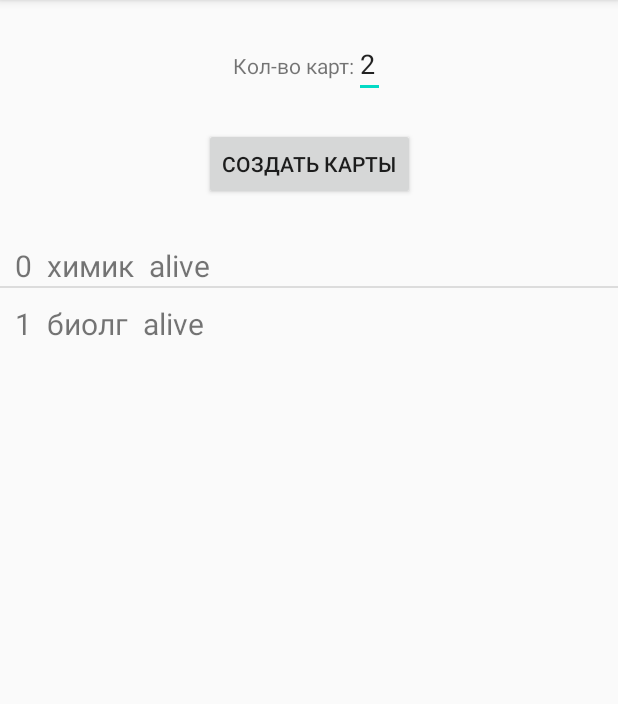
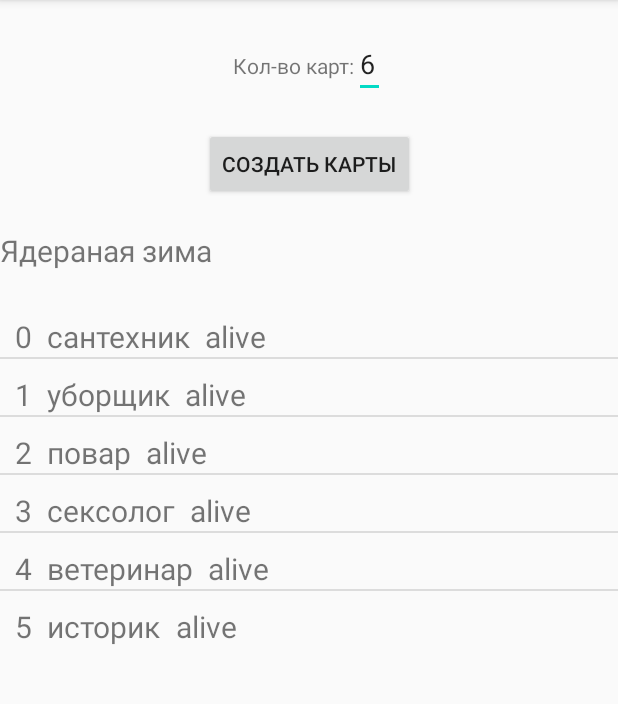
Before and after one commit to MeeLucky/Bunker, an Android app: the screen it shows after launch (MainActivity), after a tap on "СОЗДАТЬ КАРТЫ", on a phone screen of 412 x 824 dp, the part 84-788 px from its top. Run offline under Robolectric (Android 15) with nearby library versions, the phone set to English and light mode, and no system bars.

Commit message:
data много контента

```diff
--- a/app/src/main/java/com/example/bunker/Data.java
+++ b/app/src/main/java/com/example/bunker/Data.java
@@ -8,9 +8,15 @@ import java.util.Random;
 
 public class Data {
     //представляет данные для создания карт
-    Random rand = new Random();
+    static Random rand = new Random();
 
-
+    public static String getDisaster() {
+        String[] disasters = new String[] {
+                "Ядераная зима",
+                "Наводнение"
+        };
+        return disasters[rand.nextInt(disasters.length)];
+    }
 
     private String generalStringGetter(String what) {
         String[] arr;
@@ -68,95 +74,411 @@ public class Data {
         }
     }
 
-
     private String[] professions = new String[] {
+            "рыбак",
+            "охотник",
+            "механик",
+            "",
+            "",
+            "порно актёр",
+            "режисёр",
+            "президент",
+            "смм менеджер",
             "слесарь",
             "химик",
             "биолг",
             "медик",
-            "военный"
+            "военный",
+            "строитель",
+            "физик",
+            "водитель",
+            "программист",
+            "парикмахер",
+            "садовод",
+            "политик",
+            "сис. админ",
+            "моряк",
+            "учитель начальных классов",
+            "пожарник",
+            "военный-пилот",
+            "полицейский",
+            "формацефт",
+            "историк",
+            "садоваод",
+            "фермер",
+            "географ",
+            "грузчик",
+            "столяр",
+            "плотник",
+            "ремонтник",
+            "шахтёр",
+            "охраник",
+            "психолог (может вылечить фобию)",
+            "сексолог",
+            "писатель",
+            "маркетолог",
+            "экономист",
+            "фотограф",
+            "био-физик",
+            "астро-физик",
+            "сантехник",
+            "переводчик",
+            "госслужащий",
+            "пилот",
+            "повар",
+            "кондитер",
+            "швея",
+            "электрик",
+            "инжинер",
+            "художник",
+            "вебкам модель",
+            "блогер",
+            "курьер",
+            "ветеринар",
+            "уборщик",
+            "клоун",
+            "агроном",
+            "бармен"
     };
     private ArrayList<Integer> professionsHistory = new ArrayList<>();
     public String getProfession() { return generalStringGetter("profession"); }
 
+
     private String[] phobias  = new String[] {
-            "библиоФобия",
-            "арахнофобия",
-            "боязнь крыс",
-            "боязнь числа 4",
-            "пацифист"
+            "нософобия – боязнь болезней",
+            "алгофобия – боязнь боли",
+            "ятрофобия – боязнь врачей",
+            "рипофобия – боязнь грязи",
+            "офидиофобия – боязнь змей",
+            "эйсоптрофобия – боязнь зеркала",
+            "гематофобия – боязнь крови",
+            "фелинофобия – боязнь кошек",
+            "энтомофобия – боязнь насекомых",
+            "спермофобия – боязнь микробов",
+            "атихифобия – боязнь неудачи",
+            "полициофобия – боязнь полиции",
+            "копрофобия – боязнь фекалий",
+            "авиафобия – боязнь полетов",
+            "охлофобия – боязнь толпы",
+            "трипанофобия – боязнь уколов",
+            "аквафобия – боязнь утопления",
+            "аэтатемофобия – боязнь старения",
+            "ахлуофобия – боязнь темноты",
+            "клаустрофобия - боязнь замкнутых пространств",
+            "клоунафобия - боязнь клоунов",
+            "книгофобия - боязнь книг",
+            "боязнь противоположного пола",
+            "боязнь тишины",
+            "без фобий",
+            "поязнь призраков",
+            "боязнь оружия",
+            "боязнь поворотов и углов",
+            "агорафобия  - боится открытых дверей, открытого пространства, скоплений людей и безлюдных улиц",
+            "аэрофобия - боязнь высоты",
+            "боязнь цифры 4",
+            "библиофобия - боязнь книг"
     };
     private ArrayList<Integer> phobiasHistory = new ArrayList<>();
     public String getPhobia() { return generalStringGetter("phobia"); }
 
+
     private String[] characters = new String[] {
+            "жизнерадостность",
+            "впечатлительность",
+            "решительность",
+            "самообладание",
+            "рассудительность",
+            "любознательность",
+            "находчивость",
+            "честность",
+            "альтруизм",
+            "ответственность",
+            "доброта",
+            "справедливость",
+            "токсик",
             "буйный",
-            "токсик",
-            "спокойный",
-            "перфекционист",
-            "заносчивый"
+            "эгоист",
+            "социопат",
+            "безответсвенность",
+            "ленивый",
+            "жадность",
+            "врун",
+            "импульсивный",
+            "ребячество",
+            "параноик",
+            "нытик",
+            "трус",
+            "деприссивный",
+            "грубый",
+            "детоненовистник",
+            "мразь...",
+            "раздражительный",
+            "надоедливый",
+            "мрачный",
+            "сдержаный",
+            "наглый",
+            "заботливый",
+            "талантливый",
+            "тщеславный",
+            "гурман (без повара не выжевет)",
+            "робкий",
+            "скептик",
+            "культурный",
+            "скупой",
+            "подлый"
     };
     private ArrayList<Integer> charactersHistory = new ArrayList<>();
     public String getCharacter() { return generalStringGetter("character"); }
 
+
     private String[] healthiest = new String[] {
-            "обычный человек",
+            "полностью здоров",
+            "полностью здоров",
+            "полностью здоров",
+            "полностью здоров",
+            "крепкое телосложение",
             "крепкое телосложение",
             "ожирение",
             "туберкулёз",
-            "слепой"
+            "слепота",
+            "наркомания",
+            "алкоголизм",
+            "аллергия на солнечный свет",
+            "аллергия на воду",
+            "аллергия на пыль",
+            "сумасшествие",
+            "сахарный диабет",
+            "рак легких",
+            "рак кожи",
+            "рак груди",
+            "рак мочевого пузыря",
+            "рак печени",
+            "рак желудка",
+            "рак мозга",
+            "гастрит",
+            "язва",
+            "без 1 ноги",
+            "без ног",
+            "без руки",
+            "без рук",
+            "ни",
+            "да ты прям как \"Ник Вуйчич\" (нету рук и ног)",
+            "инвалидность",
+            "спид",
+            "вич",
+            "хламидии",
+            "косоглазие",
+            "болезнь Альцгеймера",
+            "импотенция",
+            "игромания",
+            "педофилия",
+            "коронавирус ",
+            "сифилис",
+            "лейкоз"
     };
     private ArrayList<Integer> healthiestHistory = new ArrayList<>();
     public String getHealth() { return generalStringGetter("health"); }
 
+
     private String[] baggage = new String[] {
-            "набор инструментов",
-            "ребёнок",
-            "собкачка",
-            "крыса",
-            "книги"
+            "стандартный набор инструментов",
+            "грудной ребёнок",
+            "собкачка корги 1 год",
+            "кошка \"Гроза мышей\"",
+            "ручная мышь",
+            "книги по иностранным языкам",
+            "лук со стрелами",
+            "пистолет с патронами",
+            "удочка",
+            "одеяло",
+            "тетрадь и ручка",
+            "компас",
+            "радио",
+            "утка",
+            "топор",
+            "мыло",
+            "флейта",
+            "карта местности (5км)",
+            "туалетная бумага",
+            "камера",
+            "гаечный ключ",
+            "большая аптечка",
+            "аптечка первой помощи",
+            "медицинские маски",
+            "шапка-ушанка",
+            "книги жестов",
+            "фотоаппарат",
+            "мини лабораттория",
+            "мини электростанция",
+            "библия",
+            "футляр с очками",
+            "автомобиль с полностью залитым баком",
+            "саженцы подсолнухов",
+            "саженцы пшеницы",
+            "саженцы фруктовых деревьев",
+            "песочные часы",
+            "покер",
+            "настольная игра \"манчкин\"",
+            "скейт",
+            "велосипед",
+            "ружьё",
+            "автомат",
+            "молоток",
+            "ноутбук",
+            "мачете",
+            "надувная лодка",
+            "справочкник языка жестов",
+            "сборник стихов мояковского",
+            "телескоп",
+            "спирт",
+            "видеокамера",
+            "10 пачек сигарет",
+            "плеер с музыкой 90-ых"
     };
     private ArrayList<Integer> baggageHistory = new ArrayList<>();
     public String getBaggage() { return generalStringGetter("baggage"); }
 
+
     private String[] hobbies = new String[] {
-            "готовка",
-            "строительство",
+            "кулинария",
+            "строительство деревянных домиков",
             "садоводство",
             "брейкданс",
-            "паркур"
+            "паркур",
+            "шитьё и вышивание",
+            "предпринимательство",
+            "аэробика",
+            "жонглирование",
+            "пение",
+            "животные (разведение и уход)",
+            "растения (разведение и уход)",
+            "стрельба",
+            "скалолазание",
+            "охота",
+            "дрочка",
+            "собирание грибов и ягод",
+            "дзюдо",
+            "концерты (посещение)",
+            "психология и тренинги ",
+            "гадание на картах",
+            "стрельба из лука",
+            "граффити",
+            "бильярд",
+            "Видеомонтаж",
+            "программирование",
+            "рисование",
+            "чинить всё",
+            "пейнтбол",
+            "чтение книг",
+            "плавание",
+            "рыболовство",
+            "дайвинг",
+            "изучение языков",
+            "дизайн чего-либо",
+            "карате",
+            "скейтбординг"
     };
     private ArrayList<Integer> hobbiesHistory = new ArrayList<>();
     public String getHobby() { return generalStringGetter("hobby"); }
 
+//Todo: по первому образованию ...
     private String[] info = new String[] {
-            "знает 5 языков",
-            "чемпион мира по стрельбе из лука",
-            "резидент камеди клаб",
-            "знает все стихи Бродского",
-            "жил в семье фермеров"
-    };
+        "копрофил",
+        "был судим за износилование",
+        "был судим за педофилию",
+        "знает 5 языков",
+        "чемпион мира по стрельбе из лука",
+        "чемпион мира по пейнтболу",
+        "резидент камеди клаб",
+        "знает все стихи Бродского",
+        "10 лет работал сторожем",
+        "знает язык жестов",
+        "КМС по боксу",
+        "читал все книги о зомби",
+        "жил на улице 2 года",
+        "по 1 образованию ...",
+        "изучал очистку воды",
+        "атеист",
+        "тяжелая рука",
+        "закончил(а) медицинский университет",
+        "2 года торговал оружием",
+        "хорошо пишет рассказы",
+        "прочел много книг с рецептами блюд",
+        "объездил весь мир",
+        "умеет ориентироваться по звездам",
+        "хорошо вяжет узлы",
+        "мама я смотрю аниме",
+        "хорошо ориентируется",
+        "проходил курсы психолога",
+        "проходил курсы выживания",
+        "проходил курсы биологии",
+        "приходил курсы садоводства",
+        "проходил курсы по самозащите",
+        "рос в семье медиков",
+        "рос в семье поваров",
+        "рос в семье фермеров",
+        "рос в семье военных",
+        "год назад ограбил банк",
+        "недавно ограбил собственного деда",
+        "слушает баскова",
+        "спец. подготовка по ЧС",
+        "глубоко верущий",
+        "резидент камеди клаб"
+};
     private ArrayList<Integer> infoHistory = new ArrayList<>();
     public String getInfo() { return generalStringGetter("info"); }
 
+
     private String[] skills = new String[] {
             "обменять багаж с любым игроком",
-            "излечить любого игрока",
+            "украсть богаж у любого игрока",
+            "украсть хобби у другого игрока",
+            "украсть здоровье у другого игрока",
+            "сменить себе всё",
+            "сменить себе профессию",
             "сменить себе фобию",
             "сменить себе хобби",
-            "сменить себе проффесию",
+            "сменить себе здоровье",
             "сменить себе багаж",
+            "изменить профессию любого игрока, кроме себя",
+            "изменить фобию любого игрока, кроме себя",
+            "изменить хобби любого игрока, кроме себя",
+            "изменить здоровье любого игрока, кроме себя",
+            "изменить багаж любого игрока, кроме себя",
+            "возможность воскресить любого игрока, кроме себя",
             "сменить проффесии всех игроков",
+            "сменить профессии всех игроков по часовой",
             "уменьшить бункер на 1",
             "увеличить бункер на 1",
-            "прекратить разговоры и начать голосование"
+            "рядом есть ещё один бункер в котором есть ...",
+            "вылечить любого игрока от любых недугов",
+            "бункер находится около пресного озера",
+            "бункер находится в лесу",
+            "карта врага (если человек перед тобой попадает в бункер - ты нет)",
+            "карта врага (если человек после тебя попадает в бункер - ты нет)",
+            "Карта друга (если человек перед тобой не попадает в бункер - ты тоже)",
+            "Карта друга (если человек после тебя не попадает в бункер - ты тоже)",
+            "вылечить себя от любых недугов (фобия и здоровье)",
+            "вылечить себя от любого недуга (фобия или здоровье)",
+            "вылечить любого игрока от любых недугов (фобия и здоровье)",
+            "вылечить любого игрока от любого недуга (фобия или здоровье)",
+            "дает возможность воскресить любого игрока, кроме себя (с новыми картами)",
+            "раскрыть все характеристи любого игрока",
+            "раскрыть любую характеристику любого игрока (твой выбор)",
+            "раскрыть случайную характеристику любого игрока (его выбор)",
+            "защита на 1 ход другого игрока или себя",
+            "перегенирировать бункер",
+            "изменить свое состояние здоровья и плодовитость на рандомную",
+            "вылечить бесплодие любого игрока",
+            "омолодить любого игрока на 15 лет если он старше 33",
+            "поменяться картой \"состояние здоровья\" с любым игроком"
     };
 
     private ArrayList<Integer> skillsHistory = new ArrayList<>();
     public String getSkill() { return generalStringGetter("skill"); }
 
     public boolean getСhildfree() {
-        //30% шанс быть чаилдфри
-        return rand.nextInt(100) < 30;
+        //35% шанс быть чаилдфри
+        return rand.nextInt(100) < 35;
     }
 }
--- a/app/src/main/java/com/example/bunker/MainActivity.java
+++ b/app/src/main/java/com/example/bunker/MainActivity.java
@@ -8,6 +8,7 @@ import android.widget.AdapterView;
 import android.content.Intent;
 import android.widget.EditText;
 import android.widget.ListView;
+import android.widget.TextView;
 import android.widget.Toast;
 
 public class MainActivity extends AppCompatActivity {
@@ -24,6 +25,10 @@ public class MainActivity extends AppCompatActivity {
         EditText etPlayerCount = findViewById(R.id.et_player_count);
         int playerCount = Integer.parseInt(etPlayerCount.getText().toString());
         bunker = new Bunker(playerCount);
+
+        TextView disaster = findViewById(R.id.disaster);
+        disaster.setText(Data.getDisaster());
+
         CardAdapter cardAdapter = new CardAdapter(this, R.layout.card_list_view, bunker.getCards());
         final ListView cardList = findViewById(R.id.cards_list);
         cardList.setAdapter(cardAdapter);
@@ -55,5 +60,6 @@ public class MainActivity extends AppCompatActivity {
         });
     }
 }
-//Todo: создать вторую активку для открытия карточек
 //Todo: чёрно-жёлтый стиль. Фон может быть чёрный с серой решёткой в центре.
+//Todo: генерация катастроф
+//Todo: генерация бункера
--- a/app/src/main/res/layout/activity_main.xml
+++ b/app/src/main/res/layout/activity_main.xml
@@ -27,7 +27,7 @@
             android:layout_width="wrap_content"
             android:layout_height="wrap_content"
             android:inputType="numberSigned"
-            android:text="2"/>
+            android:text="6"/>
     </LinearLayout>
 
     <Button
@@ -42,9 +42,20 @@
         android:onClick="createCards"
         />
 
+    <TextView
+        android:id="@+id/disaster"
+        android:layout_width="match_parent"
+        android:layout_height="wrap_content"
+        android:textSize="20sp"
+        app:layout_constraintLeft_toLeftOf="parent"
+        app:layout_constraintRight_toRightOf="parent"
+        app:layout_constraintTop_toBottomOf="@+id/create_cards"
+        android:layout_marginTop="20dp"
+        />
+
     <ListView
         android:id="@+id/cards_list"
-        app:layout_constraintTop_toBottomOf="@id/create_cards"
+        app:layout_constraintTop_toBottomOf="@id/disaster"
         app:layout_constraintLeft_toLeftOf="parent"
         app:layout_constraintRight_toRightOf="parent"
         android:layout_width="match_parent"
--- a/app/src/main/res/layout/card_reader.xml
+++ b/app/src/main/res/layout/card_reader.xml
@@ -1,15 +1,11 @@
 <?xml version="1.0" encoding="utf-8"?>
-<LinearLayout xmlns:android="http://schemas.android.com/apk/res/android"
+<ScrollView xmlns:android="http://schemas.android.com/apk/res/android"
     xmlns:app="http://schemas.android.com/apk/res-auto"
     xmlns:tools="http://schemas.android.com/tools"
     android:layout_width="match_parent"
     android:layout_height="match_parent"
     android:orientation="vertical"
     tools:context=".CardReaderActivity">
-
-    <ScrollView
-        android:layout_width="match_parent"
-        android:layout_height="wrap_content">
 
     <LinearLayout
         android:layout_width="match_parent"
@@ -116,6 +112,3 @@
             android:text="@string/skill" />
     </LinearLayout>
 </ScrollView>
-
-
-</LinearLayout>
--- a/app/src/main/res/values/styles.xml
+++ b/app/src/main/res/values/styles.xml
@@ -20,5 +20,6 @@
     <style name="card_text_value" parent="card_text_title">
         <item name="android:textSize">20sp</item>
         <item name="android:textColor">#777777</item>
+        <item name="android:layout_marginBottom">5dp</item>
     </style>
 </resources>
```
Lines whose indentation alone changed are shown as unchanged.
